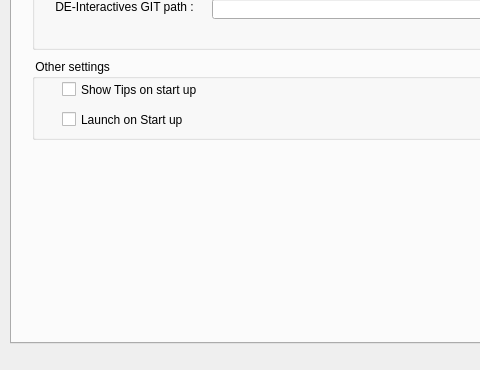
This is mainwindow.ui in vihangpatel/WatchDog2 as Qt 5 draws it before an edit; both pictures show x 0 to 480 and y 123 to 493 of the 937 by 493 pixel window. The edited form follows.
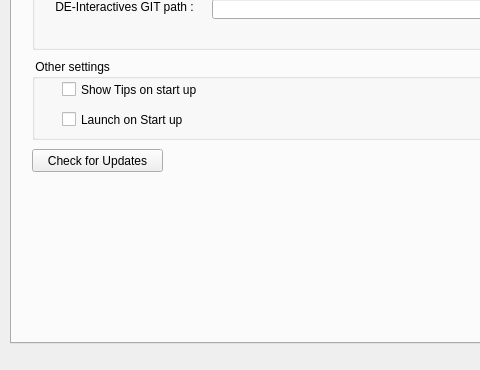
This is the edited form. The open tabs and pages were chosen to show the change. Icons and pictures are not drawn.

Diff of the .ui file:
```diff
--- a/mainwindow.ui
+++ b/mainwindow.ui
@@ -3941,6 +3941,19 @@
        </property>
       </widget>
      </widget>
+     <widget class="QPushButton" name="btn_checkUpdates">
+      <property name="geometry">
+       <rect>
+        <x>20</x>
+        <y>200</y>
+        <width>131</width>
+        <height>23</height>
+       </rect>
+      </property>
+      <property name="text">
+       <string>Check for Updates</string>
+      </property>
+     </widget>
     </widget>
    </widget>
   </widget>
```
Left out of the diff: 27 changed lines with no effect on the pictures.
